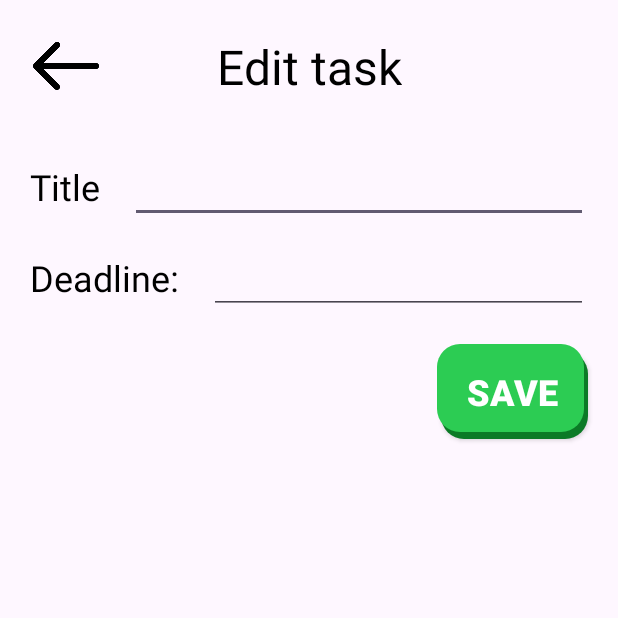
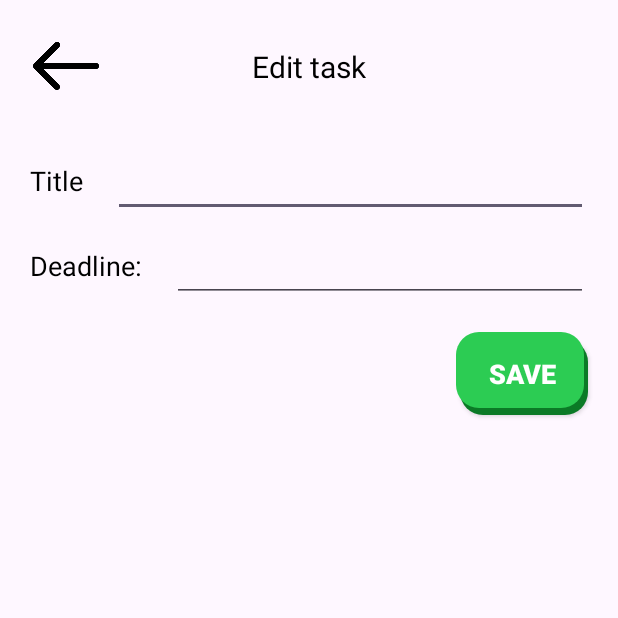
Before and after one commit to tranbaoanhh27/todo-app, an Android app: the EditTaskActivity screen opened directly, with no data from a screen before it, on a phone screen of 412 x 824 dp, the top half of it. Run offline under Robolectric (Android 15) with nearby library versions, the phone set to English and light mode, and no system bars; 2 statements that could not run were skipped.

```diff
--- a/app/src/main/res/layout/activity_edit_task.xml
+++ b/app/src/main/res/layout/activity_edit_task.xml
@@ -22,7 +22,7 @@
     <TextView
         android:text="@string/edit_task"
         android:textColor="@color/black"
-        android:textSize="32sp"
+        android:textSize="20sp"
         android:layout_width="wrap_content"
         android:layout_height="wrap_content"
         app:layout_constraintTop_toTopOf="@id/edit_task_back_button"
@@ -34,8 +34,8 @@
         android:id="@+id/edit_task_title_label"
         android:text="@string/title"
         android:textColor="@color/black"
-        android:textSize="24sp"
         android:layout_marginTop="40dp"
+        android:textSize="18sp"
         android:layout_width="wrap_content"
         android:layout_height="wrap_content"
         android:labelFor="@id/edit_task_title"
@@ -48,9 +48,9 @@
         android:layout_height="48dp"
         android:layout_marginStart="20dp"
         android:layout_marginEnd="20dp"
-        android:textSize="24sp"
         android:textColor="@color/black"
         android:textStyle="bold"
+        android:textSize="18sp"
         app:layout_constraintStart_toEndOf="@id/edit_task_title_label"
         app:layout_constraintEnd_toEndOf="parent"
         app:layout_constraintTop_toTopOf="@id/edit_task_title_label"
@@ -62,8 +62,8 @@
         android:id="@+id/edit_task_deadline_label"
         android:text="@string/deadline"
         android:textColor="@color/black"
-        android:textSize="24sp"
         android:layout_marginTop="20dp"
+        android:textSize="18sp"
         android:layout_width="wrap_content"
         android:layout_height="wrap_content"
         android:labelFor="@id/edit_task_deadline_datetime"
@@ -76,9 +76,9 @@
         android:layout_height="48dp"
         android:layout_marginStart="20dp"
         android:layout_marginEnd="20dp"
-        android:textSize="24sp"
         android:textColor="@color/black"
         android:textStyle="bold"
+        android:textSize="18sp"
         app:layout_constraintStart_toEndOf="@id/edit_task_deadline_label"
         app:layout_constraintEnd_toEndOf="parent"
         app:layout_constraintTop_toTopOf="@id/edit_task_deadline_label"
@@ -93,7 +93,7 @@
         android:background="@drawable/primary_button"
         android:textColor="@color/white"
         android:textStyle="bold"
-        android:textSize="24sp"
+        android:textSize="18sp"
         android:paddingVertical="15dp"
         android:paddingHorizontal="20dp"
         android:layout_width="wrap_content"
--- a/app/src/main/res/values-night/themes.xml
+++ b/app/src/main/res/values-night/themes.xml
@@ -1,6 +1,6 @@
 <resources xmlns:tools="http://schemas.android.com/tools">
     <!-- Base application theme. -->
-    <style name="Base.Theme.Todo" parent="Theme.Material3.Dark.NoActionBar">
+    <style name="Base.Theme.Todo" parent="Theme.Material3.Light.NoActionBar">
         <!-- Customize your dark theme here. -->
         <item name="colorPrimary">@color/brand_green</item>
         <item name="colorOnPrimary">@color/white</item>
```
